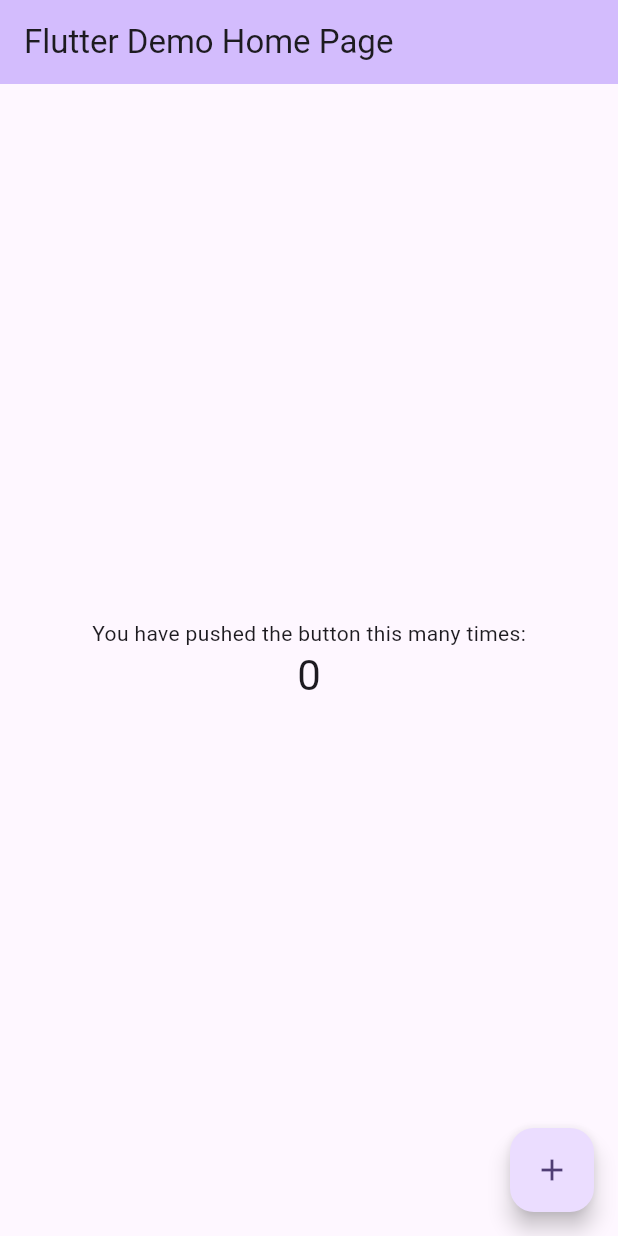
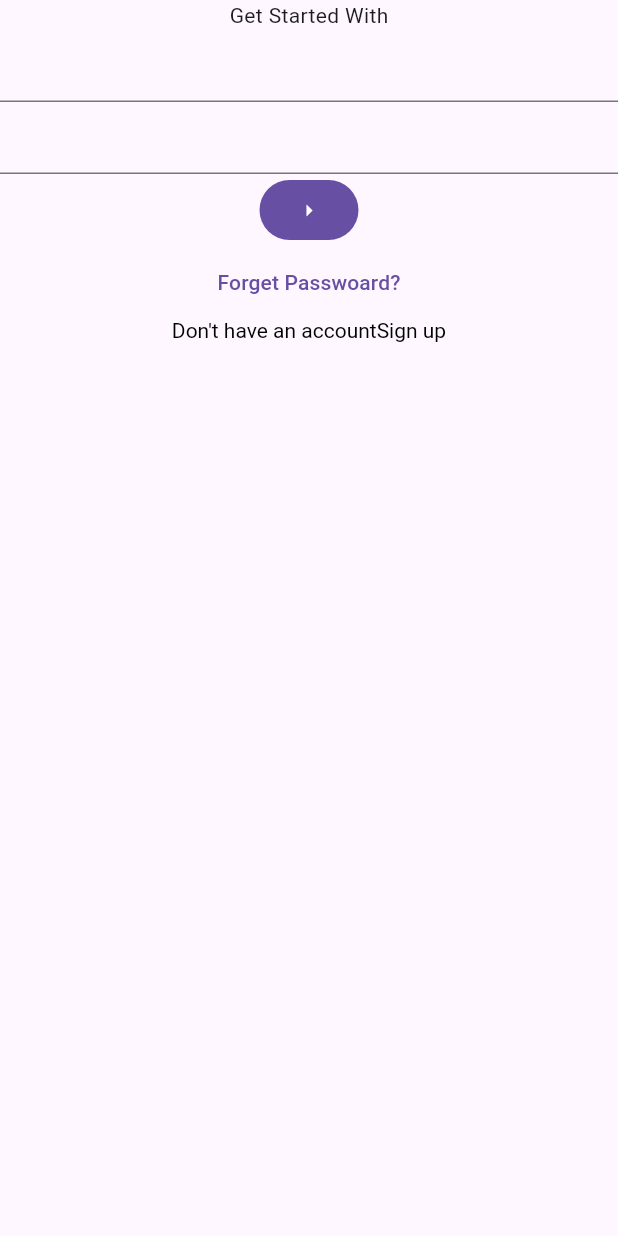
Before and after one commit to neamulhasan466/Task_Manager, a Flutter app: the screen it shows after launch, on a phone screen of 412 x 824 dp. Run offline on Flutter 3.47's test engine with Material 3 defaults, Android fonts, the phone set to English and light mode, and no system bars; our stand-ins replace flutter_svg.

```diff
--- /dev/null
+++ b/lib/app.dart
@@ -0,0 +1,15 @@
+import 'package:flutter/material.dart';
+import 'package:task_manager/ui/screens/splash_screen.dart';
+
+
+class TaskManagerApp extends StatelessWidget {
+  const TaskManagerApp({super.key});
+
+  @override
+  Widget build(BuildContext context) {
+    return MaterialApp(
+      home: SplashScreen(),
+    );
+
+  }
+}
--- a/lib/main.dart
+++ b/lib/main.dart
@@ -1,122 +1,7 @@
-import 'package:flutter/material.dart';
+import 'package:flutter/cupertino.dart';
 
-void main() {
-  runApp(const MyApp());
+import 'app.dart';
+
+void main(){
+runApp(TaskManagerApp());
 }
-
-class MyApp extends StatelessWidget {
-  const MyApp({super.key});
-
-  // This widget is the root of your application.
-  @override
-  Widget build(BuildContext context) {
-    return MaterialApp(
-      title: 'Flutter Demo',
-      theme: ThemeData(
-        // This is the theme of your application.
-        //
-        // TRY THIS: Try running your application with "flutter run". You'll see
-        // the application has a purple toolbar. Then, without quitting the app,
-        // try changing the seedColor in the colorScheme below to Colors.green
-        // and then invoke "hot reload" (save your changes or press the "hot
-        // reload" button in a Flutter-supported IDE, or press "r" if you used
-        // the command line to start the app).
-        //
-        // Notice that the counter didn't reset back to zero; the application
-        // state is not lost during the reload. To reset the state, use hot
-        // restart instead.
-        //
-        // This works for code too, not just values: Most code changes can be
-        // tested with just a hot reload.
-        colorScheme: ColorScheme.fromSeed(seedColor: Colors.deepPurple),
-      ),
-      home: const MyHomePage(title: 'Flutter Demo Home Page'),
-    );
-  }
-}
-
-class MyHomePage extends StatefulWidget {
-  const MyHomePage({super.key, required this.title});
-
-  // This widget is the home page of your application. It is stateful, meaning
-  // that it has a State object (defined below) that contains fields that affect
-  // how it looks.
-
-  // This class is the configuration for the state. It holds the values (in this
-  // case the title) provided by the parent (in this case the App widget) and
-  // used by the build method of the State. Fields in a Widget subclass are
-  // always marked "final".
-
-  final String title;
-
-  @override
-  State<MyHomePage> createState() => _MyHomePageState();
-}
-
-class _MyHomePageState extends State<MyHomePage> {
-  int _counter = 0;
-
-  void _incrementCounter() {
-    setState(() {
-      // This call to setState tells the Flutter framework that something has
-      // changed in this State, which causes it to rerun the build method below
-      // so that the display can reflect the updated values. If we changed
-      // _counter without calling setState(), then the build method would not be
-      // called again, and so nothing would appear to happen.
-      _counter++;
-    });
-  }
-
-  @override
-  Widget build(BuildContext context) {
-    // This method is rerun every time setState is called, for instance as done
-    // by the _incrementCounter method above.
-    //
-    // The Flutter framework has been optimized to make rerunning build methods
-    // fast, so that you can just rebuild anything that needs updating rather
-    // than having to individually change instances of widgets.
-    return Scaffold(
-      appBar: AppBar(
-        // TRY THIS: Try changing the color here to a specific color (to
-        // Colors.amber, perhaps?) and trigger a hot reload to see the AppBar
-        // change color while the other colors stay the same.
-        backgroundColor: Theme.of(context).colorScheme.inversePrimary,
-        // Here we take the value from the MyHomePage object that was created by
-        // the App.build method, and use it to set our appbar title.
-        title: Text(widget.title),
-      ),
-      body: Center(
-        // Center is a layout widget. It takes a single child and positions it
-        // in the middle of the parent.
-        child: Column(
-          // Column is also a layout widget. It takes a list of children and
-          // arranges them vertically. By default, it sizes itself to fit its
-          // children horizontally, and tries to be as tall as its parent.
-          //
-          // Column has various properties to control how it sizes itself and
-          // how it positions its children. Here we use mainAxisAlignment to
-          // center the children vertically; the main axis here is the vertical
-          // axis because Columns are vertical (the cross axis would be
-          // horizontal).
-          //
-          // TRY THIS: Invoke "debug painting" (choose the "Toggle Debug Paint"
-          // action in the IDE, or press "p" in the console), to see the
-          // wireframe for each widget.
-          mainAxisAlignment: MainAxisAlignment.center,
-          children: <Widget>[
-            const Text('You have pushed the button this many times:'),
-            Text(
-              '$_counter',
-              style: Theme.of(context).textTheme.headlineMedium,
-            ),
-          ],
-        ),
-      ),
-      floatingActionButton: FloatingActionButton(
-        onPressed: _incrementCounter,
-        tooltip: 'Increment',
-        child: const Icon(Icons.add),
-      ), // This trailing comma makes auto-formatting nicer for build methods.
-    );
-  }
-}
--- /dev/null
+++ b/lib/ui/screens/login_screen.dart
@@ -0,0 +1,37 @@
+import 'package:flutter/material.dart';
+
+class LoginScreen extends StatefulWidget {
+  const LoginScreen({super.key});
+
+  @override
+  State<LoginScreen> createState() => _LoginScreenState();
+}
+
+class _LoginScreenState extends State<LoginScreen> {
+  @override
+  Widget build(BuildContext context) {
+    return Scaffold(
+      body: SafeArea(
+        child: Column(
+          children: [
+            Text('Get Started With'),
+            TextFormField(),
+            TextFormField(),
+            FilledButton(
+              onPressed: () {},
+              child: Icon(Icons.arrow_right_outlined),
+            ),
+            TextButton(onPressed: () {}, child: Text('Forget Passwoard?')),
+            RichText(
+              text: TextSpan(
+                style: TextStyle(color: Colors.black),
+                text: "Don't have an account",
+                children: [TextSpan(text: 'Sign up')],
+              ),
+            ),
+          ],
+        ),
+      ),
+    );
+  }
+}
--- /dev/null
+++ b/lib/ui/utlis/asset_paths.dart
@@ -0,0 +1,5 @@
+class AssetPath {
+  static const String _imagePath ='assets/images';
+  static const String backqroundSvg = '$_imagePath/background.svg';
+  static const String logoSvg = '$_imagePath/logo.svg';
+}
```
Also changed, not shown: lib/ui/screens/splash_screen.dart (added, +50 -0 lines), pubspec.yaml (+7 -71 lines), assets/images/background.svg (added), assets/images/logo.svg (added), pubspec.lock, 4 other files.
